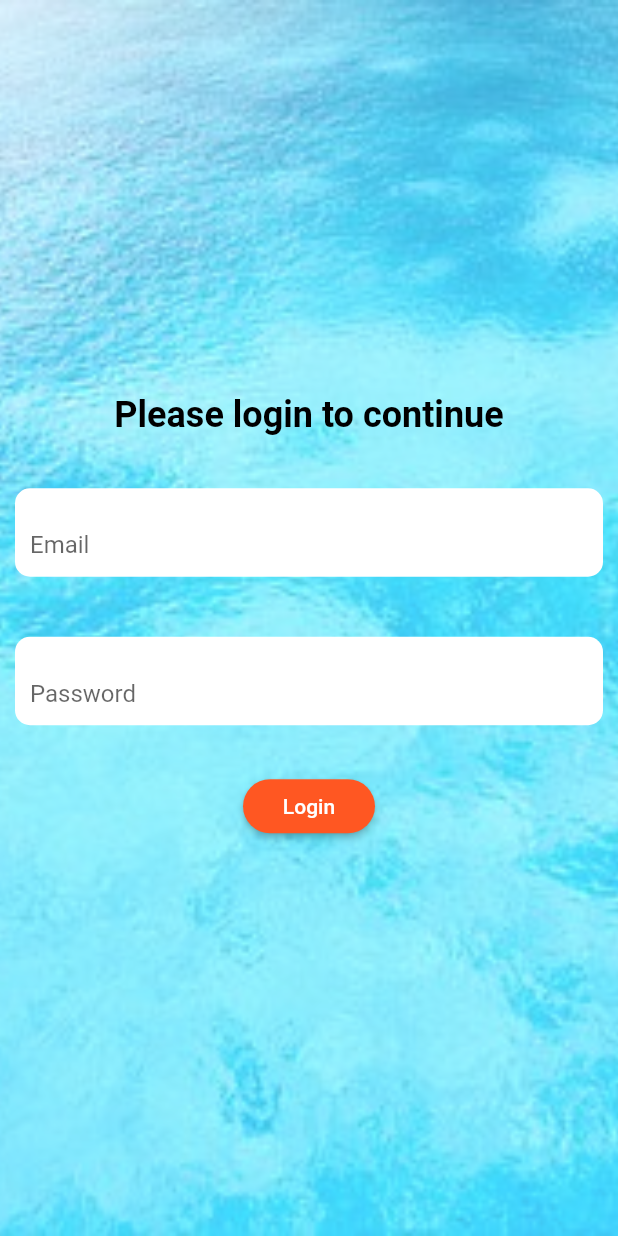
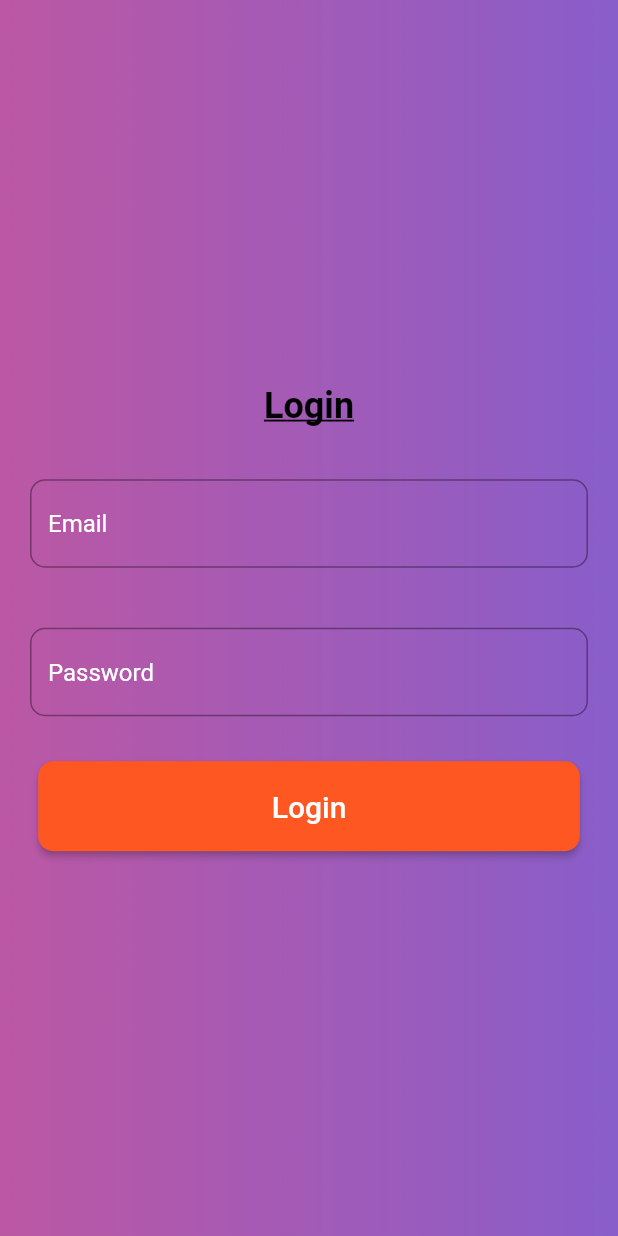
Before and after one commit to Piyush7034/messenger_app, a Flutter app: the screen it shows after launch, on a phone screen of 412 x 824 dp. Run offline on Flutter 3.47's test engine with Material 2 defaults, Android fonts, the phone set to English and light mode, and no system bars.

Commit message:
login ui changed

```diff
--- a/lib/login_page.dart
+++ b/lib/login_page.dart
@@ -25,10 +25,10 @@ class LoginPageState extends State<LoginPage> {
       child: Container(
         decoration: BoxDecoration(
           image: DecorationImage(
-            image: AssetImage('assets/bgimage.jpeg'),
+            image: AssetImage('assets/bgimage.png'),
             fit: BoxFit.cover,
             colorFilter: ColorFilter.mode(
-                Colors.black.withOpacity(0.75), BlendMode.dstATop),
+                Colors.black.withOpacity(0.95), BlendMode.dstATop),
           ),
         ),
         child: Form(
@@ -39,28 +39,30 @@ class LoginPageState extends State<LoginPage> {
               crossAxisAlignment: CrossAxisAlignment.center,
               children: <Widget>[
                 Text(
-                  'Please login to continue',
+                  'Login',
                   style: TextStyle(
                       fontSize: 24,
                       fontWeight: FontWeight.bold,
-                      color: Colors.black),
+                      color: Colors.black,
+                      decoration: TextDecoration.underline),
                 ),
                 SizedBox(
                   height: 25.0,
                 ),
                 Container(
                   alignment: Alignment.centerLeft,
-                  decoration: BoxDecoration(
-                    color: Colors.white,
-                    borderRadius: BorderRadius.circular(10.0),
-                  ),
                   margin: EdgeInsets.all(10.0),
                   padding: EdgeInsets.symmetric(horizontal: 10.0),
                   child: TextFormField(
                     decoration: InputDecoration(
                       labelText: 'Email',
+                      labelStyle: TextStyle(color: Colors.white),
                       alignLabelWithHint: true,
-                        border: InputBorder.none),
+                      border: OutlineInputBorder(
+                        borderRadius: BorderRadius.circular(10.0),
+                        borderSide: BorderSide(color: Colors.black),
+                      ),
+                    ),
                     validator: (value) {
                       if (value.isEmpty) {
                         return 'Required';
@@ -74,17 +76,18 @@ class LoginPageState extends State<LoginPage> {
                 ),
                 Container(
                   alignment: Alignment.centerLeft,
-                  decoration: BoxDecoration(
-                    color: Colors.white,
-                    borderRadius: BorderRadius.circular(10.0),
-                  ),
                   margin: EdgeInsets.all(10.0),
                   padding: EdgeInsets.symmetric(horizontal: 10.0),
                   child: TextFormField(
                     decoration: InputDecoration(
                       labelText: 'Password',
+                      labelStyle: TextStyle(color: Colors.white),
                       alignLabelWithHint: true,
-                        border: InputBorder.none),
+                      border: OutlineInputBorder(
+                        borderRadius: BorderRadius.circular(10.0),
+                        borderSide: BorderSide(color: Colors.black),
+                      ),
+                    ),
                     obscureText: true,
                     validator: (value) {
                       if (value.isEmpty) {
@@ -103,10 +106,17 @@ class LoginPageState extends State<LoginPage> {
                 ),
                 RaisedButton(
                   shape: RoundedRectangleBorder(
-                      borderRadius: BorderRadius.circular(25)),
+                      borderRadius: BorderRadius.circular(10)),
+                  child: Container(
+                    width: width * 0.75,
+                    margin: EdgeInsets.all(10.0),
+                    height: 40,
+                    child: Center(
                       child: Text(
                         'Login',
-                    style: TextStyle(color: Colors.white),
+                        style: TextStyle(color: Colors.white,fontSize: 20),
+                      ),
+                    ),
                   ),
                   color: Colors.deepOrange,
                   onPressed: () {
--- a/lib/status_manager/add_status.dart
+++ b/lib/status_manager/add_status.dart
@@ -21,7 +21,9 @@ class AddStatusState extends State<AddStatus> {
             child: Center(
               child: TextField(
                 controller: _textController,
-                style: TextStyle(fontSize: 24),
+                style: TextStyle(
+                  fontSize: 24,
+                ),
                 decoration: InputDecoration(
                   hintText: 'Type here',
                   border: InputBorder.none,
--- a/pubspec.yaml
+++ b/pubspec.yaml
@@ -42,7 +42,7 @@ flutter:
 
   # To add assets to your application, add an assets section, like this:
   assets:
-    - assets/bgimage.jpeg
+    - assets/bgimage.png
   #  - images/a_dot_burr.jpeg
   #  - images/a_dot_ham.jpeg
 
```
Also changed, not shown: lib/chats/chats_screen.dart (+15 -21 lines), lib/chats/user.dart (renamed from lib/models/user.dart, +4 -4 lines), lib/user_manager/add_user.dart (+15 -13 lines), assets/bgimage.jpeg (deleted), assets/bgimage.png (added), lib/actions/chat_action.dart (added), lib/actions/message_action.dart (added), lib/containers/chat_container.dart (added), lib/containers/message_container.dart (added). Lines whose indentation alone changed are shown as unchanged.
